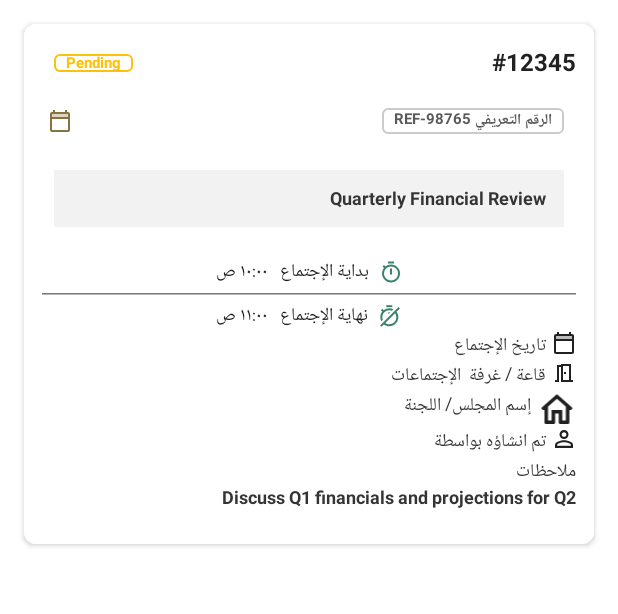
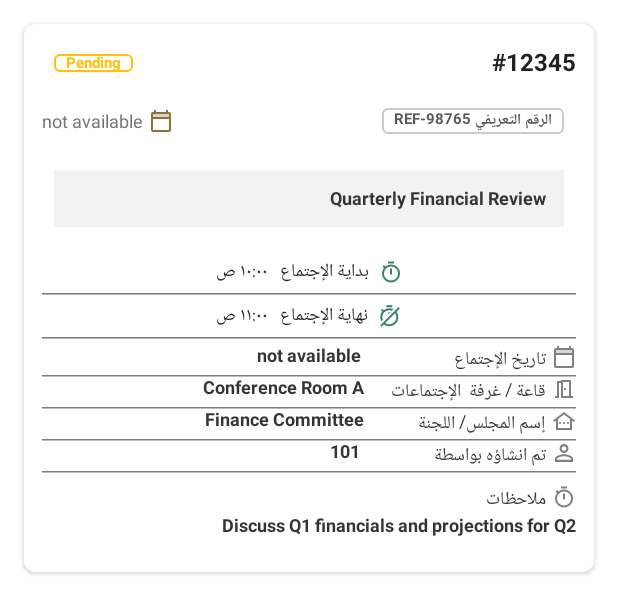
Before and after one commit to RiadhG-Hub/abcher, an Android app built with Jetpack Compose: the @Preview function MeetingDetailsCardPreview, on a phone screen of 412 x 824 dp. Shown: the top 614 px of the screen. Run offline under Robolectric (Android 15) with nearby library versions, the phone set to English and light mode, and no system bars; our stand-ins replace livedata-compose; Roboto replaces fonts that are not available here.

Commit message:
feat: Refine Meeting Info Display and Date/Time Formatting
This commit enhances the display of meeting information and improves date/time formatting in Arabic within the application.

-   **Meeting Info UI Enhancements:**
    -   Added `HorizontalDivider` to visually separate sections within `MeetingInfoView`.
    -   Updated icons to `Gray` color.
    -   Added more detailed display for meeting properties in `MeetingInfoView`, such as created by, notes and location.
    -   Refactored `MeetingInfoView` to utilize `CustomTextStyles` for text styling.
    - updated color for SubtitleColor.
    - Added `house_info`  drawable for meeting committee.
    - updated margin between texts.
    - add timer icon for meeting notes
-   **Date/Time Formatting:**
    -   Improved the `formatDateToArabic` and `formatTimeToArabic` functions to return "not available" instead of an empty string in case of parsing errors.
    -  Corrected the date padding.

```diff
--- a/app/src/main/java/com/example/absher/services/helper/formatDateToArabic.kt
+++ b/app/src/main/java/com/example/absher/services/helper/formatDateToArabic.kt
@@ -8,7 +8,7 @@ import java.util.Locale
 fun formatDateToArabic(inputDate: String): String {
     try {// Parse the input date
         val inputFormat = SimpleDateFormat("yyyy-MM-dd'T'HH:mm:ss", Locale.ENGLISH)
-        val date: Date = inputFormat.parse(inputDate) ?: return ""
+        val date: Date = inputFormat.parse(inputDate) ?: return "not available"
 
         // Format the date in Arabic
         val outputFormat = SimpleDateFormat("dd MMMM yyyy", Locale("ar"))
@@ -17,7 +17,7 @@ fun formatDateToArabic(inputDate: String): String {
         // Convert numbers to Arabic numerals
         return convertToArabicNumbers(formattedDate)
     } catch (_: Exception) {
-        return  ""
+        return  "not available"
     }
 }
 
@@ -45,6 +45,6 @@ fun formatTimeToArabic(inputTime: String): String {
         // Convert digits to Arabic numerals
         return convertToArabicNumbers(formattedTime)
     } catch (e: Exception) {
-        return ""
+        return "not available"
     }
 }
--- a/app/src/main/java/com/example/absher/services/view/MeetingInfoView.kt
+++ b/app/src/main/java/com/example/absher/services/view/MeetingInfoView.kt
@@ -40,13 +40,16 @@ import com.example.absher.services.data.models.MeetingInfoData
 import com.example.absher.services.data.models.MeetingInfoResponse
 import com.example.absher.services.helper.formatDateToArabic
 import com.example.absher.services.helper.formatTimeToArabic
-import com.example.absher.ui.theme.AbsherTheme
 import com.example.absher.services.viewmodel.FetchMeetingInfoStateError
 import com.example.absher.services.viewmodel.FetchMeetingInfoStateInit
 import com.example.absher.services.viewmodel.FetchMeetingInfoStateLoading
 import com.example.absher.services.viewmodel.FetchMeetingInfoStateSuccess
 import com.example.absher.services.viewmodel.FetchMeetingInfoViewModel
 import com.example.absher.services.viewmodel.MeetingDetailsNavigationViewModel
+import com.example.absher.ui.theme.AbsherTheme
+import com.example.absher.ui.theme.CustomTextStyles
+import com.example.absher.ui.theme.Gray
+import com.example.absher.ui.theme.SubtitleColor
 
 
 @Composable
@@ -244,13 +247,19 @@ private fun MeetingDetailsCard(meeting: MeetingInfoResponse, modifier: Modifier
                         style = TextStyle(fontSize = 12.sp, color = Color(0xFF212121))
                     )
                 }
+                HorizontalDivider(
+                    modifier = Modifier
+                        .padding(vertical = 4.dp)
+                        .background(Color(0XFFF2F2F2)),
+                    thickness = 1.dp
+                )
             }
 
             Row() {
                 Column {
                     Row {
                         SvgIcon(
-                            R.drawable.calendar_today, defaultColor = Color(0xFF212121),
+                            R.drawable.calendar_today, defaultColor = Gray,
                             modifier = modifier.padding(end = 4.dp)
                         )
                         Text(
@@ -269,6 +278,7 @@ private fun MeetingDetailsCard(meeting: MeetingInfoResponse, modifier: Modifier
 
                         Text(
                             text = formatDateToArabic(meeting.data?.date!!),
+                            modifier = modifier.padding(start = 62.dp),
 
                             // Small/Bold
                             style = TextStyle(
@@ -282,9 +292,10 @@ private fun MeetingDetailsCard(meeting: MeetingInfoResponse, modifier: Modifier
                         )
 
                     }
+                    HorizontalDivider()
                     Row {
                         SvgIcon(
-                            R.drawable.meeting_room, defaultColor = Color(0xFF212121),
+                            R.drawable.meeting_room, defaultColor = Gray,
                             modifier = modifier.padding(end = 4.dp)
                         )
                         Text(
@@ -301,12 +312,26 @@ private fun MeetingDetailsCard(meeting: MeetingInfoResponse, modifier: Modifier
                             )
                         )
 
+                        Text(
+                            text = meeting.data?.location.toString(),
+                            modifier = modifier.padding(start = 18.dp),
+                            // Small/Bold
+                            style = TextStyle(
+                                fontSize = 12.sp,
+                                lineHeight = 20.sp,
+
+                                fontWeight = FontWeight(700),
+                                color = Color(0xFF353334),
+                                textAlign = TextAlign.Right,
+                            )
+                        )
+
                     }
-
+                    HorizontalDivider()
                     Row {
                         SvgIcon(
-                            R.drawable.other_houses,
-                            defaultColor = Color(0xFF212121),
+                            R.drawable.house_info,
+                            defaultColor = Gray,
                             modifier = modifier.padding(end = 4.dp)
                         )
                         Text(
@@ -323,11 +348,25 @@ private fun MeetingDetailsCard(meeting: MeetingInfoResponse, modifier: Modifier
                             )
                         )
 
+                        Text(
+                            text = meeting.data?.committeeName.toString(),
+                            modifier = modifier.padding(start = 36.dp),
+                            // Small/Bold
+                            style = TextStyle(
+                                fontSize = 12.sp,
+                                lineHeight = 20.sp,
+
+                                fontWeight = FontWeight(700),
+                                color = Color(0xFF353334),
+                                textAlign = TextAlign.Right,
+                            )
+                        )
+
                     }
-
+                    HorizontalDivider()
                     Row {
                         SvgIcon(
-                            R.drawable.person_outline, defaultColor = Color(0xFF212121),
+                            R.drawable.person_outline, defaultColor = Gray,
                             modifier = modifier.padding(end = 4.dp)
                         )
                         Text(
@@ -344,37 +383,43 @@ private fun MeetingDetailsCard(meeting: MeetingInfoResponse, modifier: Modifier
                             )
                         )
 
+                        Text(
+                            text = meeting.data?.createdby.toString(),
+                            modifier = modifier.padding(start = 49.dp),
+
+                            // Small/Bold
+                            style = TextStyle(
+                                fontSize = 12.sp,
+                                lineHeight = 20.sp,
+
+                                fontWeight = FontWeight(700),
+                                color = Color(0xFF353334),
+                                textAlign = TextAlign.Right,
+                            )
+                        )
+
                     }
-
+                    HorizontalDivider()
                 }
 
             }
-            Text(
-                text = "ملاحظات",
+            Row(modifier = modifier.padding(top = 8.dp,)){
 
-                // Small/Regular
-                style = TextStyle(
-                    fontSize = 12.sp,
-                    lineHeight = 20.sp,
+                SvgIcon(drawable = R.drawable.timer, defaultColor = Color(0XFF808080),
+                    modifier = modifier.padding(end = 4.dp,))
+                Text(
+                    text = "ملاحظات",
 
-                    fontWeight = FontWeight(400),
-                    color = Color(0xFF353334),
-                    textAlign = TextAlign.Right,
+                    // Small/Regular
+                    style = CustomTextStyles.SmallRegular12
                 )
-            )
+            }
 
             Text(
                 text = meeting.data?.notes.toString(),
 
                 // Small/Bold
-                style = TextStyle(
-                    fontSize = 12.sp,
-                    lineHeight = 20.sp,
-
-                    fontWeight = FontWeight(700),
-                    color = Color(0xFF353334),
-                    textAlign = TextAlign.Justify,
-                )
+                style = CustomTextStyles.SmallBold.copy(color = SubtitleColor)
             )
 
             Spacer(modifier = Modifier.height(12.dp))
--- a/app/src/main/java/com/example/absher/ui/theme/Color.kt
+++ b/app/src/main/java/com/example/absher/ui/theme/Color.kt
@@ -14,3 +14,4 @@ val StatusDefault = Color(0xFFD4A017) // Default status
 val White = Color(0xFFFFFFFF)       // Card background
 val TaskColor = Color(0xFFC3A355) // Task color
 val SubtitleColor = Color(0xFF353334)
+val Gray = Color(0XFF808080)
--- /dev/null
+++ b/app/src/main/res/drawable/house_info.xml
@@ -0,0 +1,5 @@
+<vector xmlns:android="http://schemas.android.com/apk/res/android" android:autoMirrored="true" android:height="16dp" android:viewportHeight="16" android:viewportWidth="16" android:width="16dp">
+
+    <path android:fillColor="#808080" android:pathData="M8,2L0.667,7.6L1.473,8.66L2.667,7.747V14H13.333V7.747L14.526,8.653L15.333,7.6L8,2ZM12,12.667H4V6.733L8,3.68L12,6.733V12.667ZM6,9.333C6,9.7 5.7,10 5.333,10C4.966,10 4.667,9.7 4.667,9.333C4.667,8.967 4.966,8.667 5.333,8.667C5.7,8.667 6,8.967 6,9.333ZM8,8.667C8.366,8.667 8.667,8.967 8.667,9.333C8.667,9.7 8.366,10 8,10C7.633,10 7.333,9.7 7.333,9.333C7.333,8.967 7.633,8.667 8,8.667ZM10,9.333C10,8.967 10.3,8.667 10.667,8.667C11.033,8.667 11.333,8.967 11.333,9.333C11.333,9.7 11.033,10 10.667,10C10.3,10 10,9.7 10,9.333Z"/>
+
+</vector>
```
